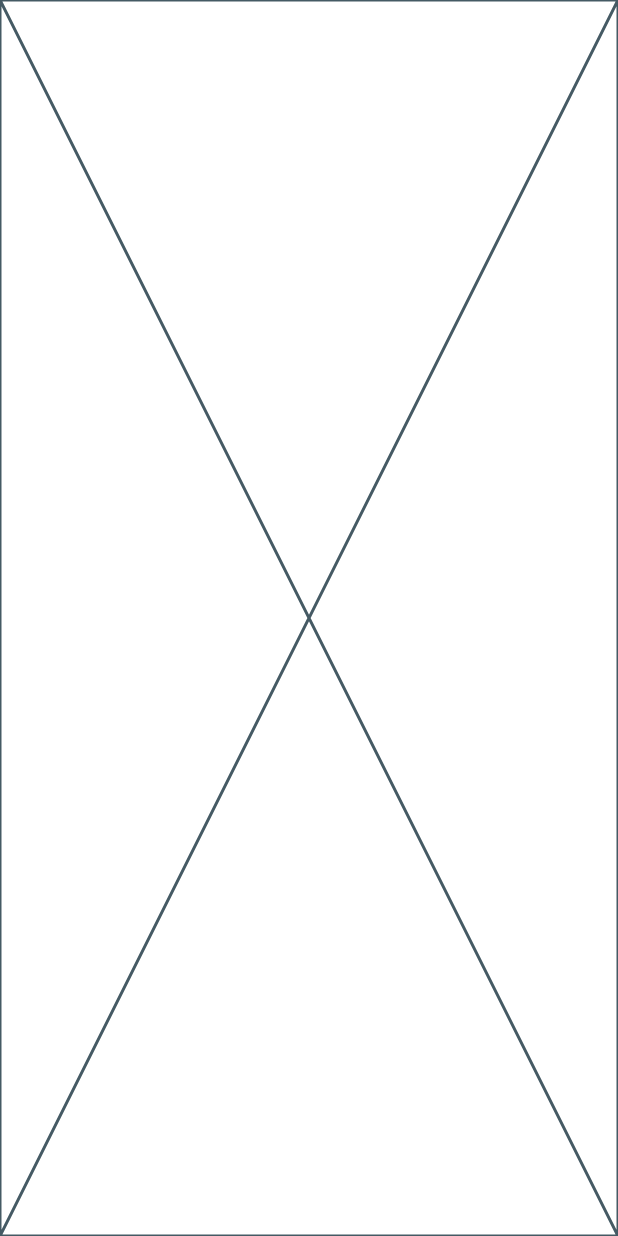
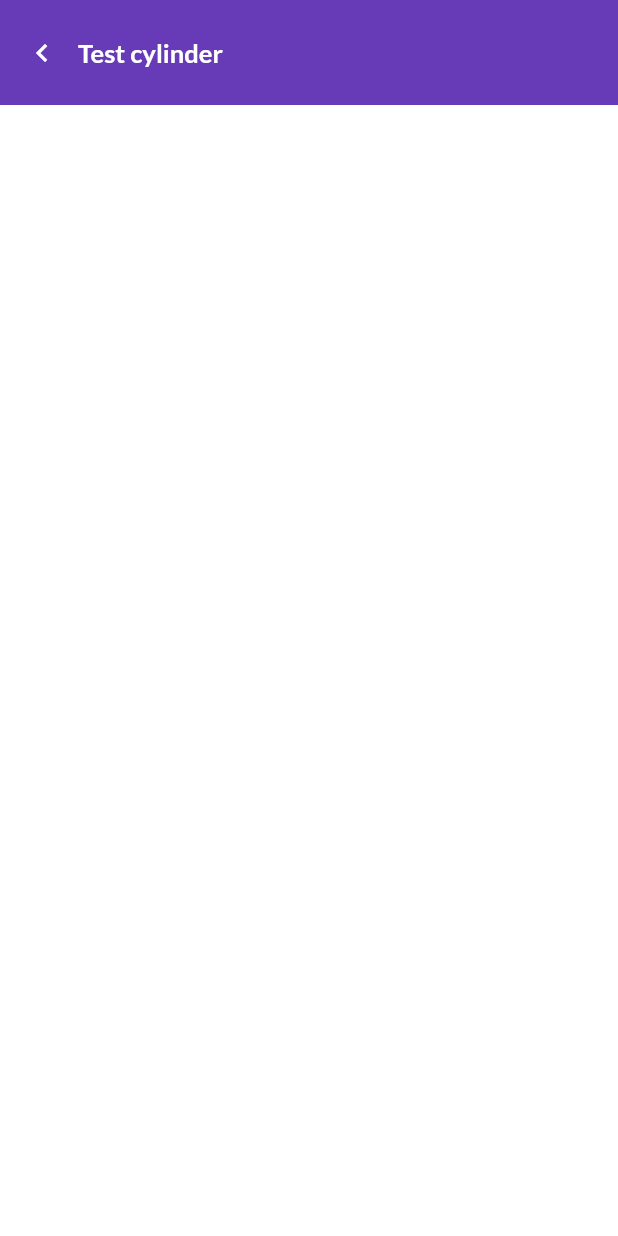
Before and after one commit to mgarciareimers/ar_test_environment, a Flutter app: the screen it shows after launch, after a tap on "TEST CYLINDER", on a phone screen of 412 x 824 dp. Run offline on Flutter 3.47's test engine with Material 3 defaults, Android fonts, the phone set to English and light mode, and no system bars; our stand-ins replace connectivity_plus, fluro, package_info_plus, rxdart, shared_preferences; missing offline and left inert: ar_flutter_plugin_flutterflow, arcore_flutter_plugin.

```diff
--- a/lang/en.json
+++ b/lang/en.json
@@ -1,8 +1,14 @@
 {
   "app_name": "AR Test Environment",
   "cancel": "Cancel",
+  "flutter_plugin": "Flutter plugin",
+  "functionality_on_development": "This functionality is on development. Contact with the creator.",
   "home": "Home",
+  "information": "Information",
   "loading": "Loading",
+  "native_plugin": "Native plugin",
+  "node_tapped_text": "{*-(;).:.(;)-*} has been tapped!",
+  "ok": "Ok",
   "retry": "Retry",
   "test_cylinder": "Test cylinder",
 
--- /dev/null
+++ b/lib/src/commons/constants/ar_objects.dart
@@ -0,0 +1,3 @@
+class ARObjects {
+  static const String chicken = 'assets/models/Chicken_01.gltf';
+}
--- a/lib/src/commons/constants/sizes.dart
+++ b/lib/src/commons/constants/sizes.dart
@@ -1,5 +1,5 @@
 class Sizes {
-  static const double appBarHeight = 80;
+  static const double appBarHeight = 70;
   static const double borderRadius5 = 5;
   static const double borderRadius10 = 10;
   static const double borderRadius20 = 20;
--- a/lib/src/commons/constants/strings.dart
+++ b/lib/src/commons/constants/strings.dart
@@ -13,6 +13,7 @@ class Strings {
   static const String hyphen = '-';
   static const String nullString = 'null';
   static const String oneSpace = ' ';
+  static const String replaceCode = '{*-(;).:.(;)-*}';
   static const String slash = '/';
   static const String times = 'x';
   static const String zero = '0';
--- a/lib/src/commons/utils/routes.dart
+++ b/lib/src/commons/utils/routes.dart
@@ -2,18 +2,24 @@ import 'package:fluro/fluro.dart';
 import 'package:flutter/material.dart';
 
 // Pages.
+import 'package:ar_test_env_app/src/pages/flutter_plugin_page.dart';
 import 'package:ar_test_env_app/src/pages/home_page.dart';
+import 'package:ar_test_env_app/src/pages/native_plugin_page.dart';
 import 'package:ar_test_env_app/src/pages/splash_page.dart';
 import 'package:ar_test_env_app/src/pages/test_cylinder_page.dart';
 
 class Routes {
+  static const String flutterPlugin = 'flutter_plugin';
   static const String home = 'home';
+  static const String nativePlugin = 'native_plugin';
   static const String splash = 'splash';
   static const String testCylinder = 'test_cylinder';
 
   // Method that defines the routes for the router.
   static void defineRoutes(FluroRouter router) {
+    router.define(flutterPlugin, handler: getRouterHandler(flutterPlugin), transitionType: TransitionType.none);
     router.define(home, handler: getRouterHandler(home), transitionType: TransitionType.none);
+    router.define(nativePlugin, handler: getRouterHandler(nativePlugin), transitionType: TransitionType.none);
     router.define(splash, handler: getRouterHandler(splash), transitionType: TransitionType.none);
     router.define(testCylinder, handler: getRouterHandler(testCylinder), transitionType: TransitionType.none);
 
@@ -27,7 +33,9 @@ class Routes {
   static Handler? getRouterHandler(String routeName) {
     return Handler(handlerFunc: (BuildContext? context, Map<String, List<String>> parameters) {
       switch (routeName) {
+        case flutterPlugin: return const FlutterPluginPage();
         case home: return const HomePage();
+        case nativePlugin: return const NativePluginPage();
         case splash: return const SplashPage();
         case testCylinder: return const TestCylinderPage();
         default: return const SplashPage();
--- a/lib/src/commons/utils/utils.dart
+++ b/lib/src/commons/utils/utils.dart
@@ -11,9 +11,6 @@ import 'package:ar_test_env_app/src/bloc/bloc_provider.dart';
 
 // Constants.
 import 'package:ar_test_env_app/src/commons/constants/sizes.dart';
-
-// Utils.
-import 'package:ar_test_env_app/src/commons/utils/routes.dart';
 
 // Widgets.
 import 'package:ar_test_env_app/src/widgets/generic/progress_bar.dart';
--- a/lib/src/pages/home_page.dart
+++ b/lib/src/pages/home_page.dart
@@ -76,6 +76,8 @@ class _HomePageState extends State<HomePage> {
         mainAxisSpacing: Sizes.margin20,
       ),
       children: [
+        _createItem(Routes.flutterPlugin),
+        _createItem(Routes.nativePlugin),
         _createItem(Routes.testCylinder),
       ],
     );
--- a/lib/src/pages/splash_page.dart
+++ b/lib/src/pages/splash_page.dart
@@ -68,8 +68,6 @@ class _SplashPageState extends State<SplashPage> {
 
     stateBloc.reset();
     stateBloc.changeRouteName(Routes.splash);
-
-    SchedulerBinding.instance.addPostFrameCallback((timeStamp) => Future.delayed(const Duration(milliseconds: Numbers.delaySplash), () => _loadPage()));
   }
 
   // Method that handles the get data response.
@@ -105,10 +103,6 @@ class _SplashPageState extends State<SplashPage> {
 
   // Method that loads the page.
   void _loadPage() {
-    if (!mounted) {
-      return;
-    }
-
     Utils.navigatorPushAndRemoveUntil(
       context: context,
       newRouteName: Routes.home
--- a/lib/src/pages/test_cylinder_page.dart
+++ b/lib/src/pages/test_cylinder_page.dart
@@ -1,4 +1,11 @@
 import 'package:flutter/material.dart';
+
+// Utils.
+import 'package:ar_test_env_app/src/commons/utils/app_localizations.dart';
+
+// Widgets.
+import 'package:ar_test_env_app/src/widgets/generic/app_bar_custom.dart';
+import 'package:ar_test_env_app/src/widgets/generic/content_custom.dart';
 
 class TestCylinderPage extends StatefulWidget {
   const TestCylinderPage({
@@ -12,6 +19,20 @@ class TestCylinderPage extends StatefulWidget {
 class _TestCylinderPageState extends State<TestCylinderPage> {
   @override
   Widget build(BuildContext context) {
-    return const Placeholder();
+    return Scaffold(
+      appBar: AppBarCustom(
+        title: AppLocalizations.of(context)!.translate('test_cylinder'),
+        onBackButtonClicked: () => Navigator.pop(context),
+      ),
+      backgroundColor: Colors.white,
+      body: ContentCustom(
+        child: _createContent()
+      ),
+    );
+  }
+
+  // Method that creates the content.
+  Widget _createContent() {
+    return Container();
   }
 }
--- a/lib/src/widgets/generic/app_bar_custom.dart
+++ b/lib/src/widgets/generic/app_bar_custom.dart
@@ -31,7 +31,7 @@ class AppBarCustom extends StatelessWidget implements PreferredSize {
       title: Stack(
         children: [
           SizedBox(
-            height: kToolbarHeight,
+            height: Sizes.appBarHeight,
             child: Row(
               mainAxisAlignment: MainAxisAlignment.start,
               crossAxisAlignment: CrossAxisAlignment.center,
@@ -68,7 +68,7 @@ class AppBarCustom extends StatelessWidget implements PreferredSize {
       onTap: onBackButtonClicked,
       child: Container(
         padding: const EdgeInsets.only(left: Sizes.margin16),
-        color: Colors.white,
+        color: Colors.deepPurple,
         height: Sizes.appBarHeight,
         child: const Icon(
           Icons.keyboard_arrow_left,
```
Also changed, not shown: lib/src/pages/flutter_plugin_page.dart (added, +114 -0 lines), lib/src/pages/native_plugin_page.dart (added, +47 -0 lines), lib/src/widgets/generic/content_on_development.dart (added, +31 -0 lines), lib/src/widgets/native_plugin/native_ar_core.dart (added, +111 -0 lines), pubspec.yaml (+7 -0 lines), assets/images/triangle.png (added), assets/models/license.txt (added), pubspec.lock, 4 other files.
